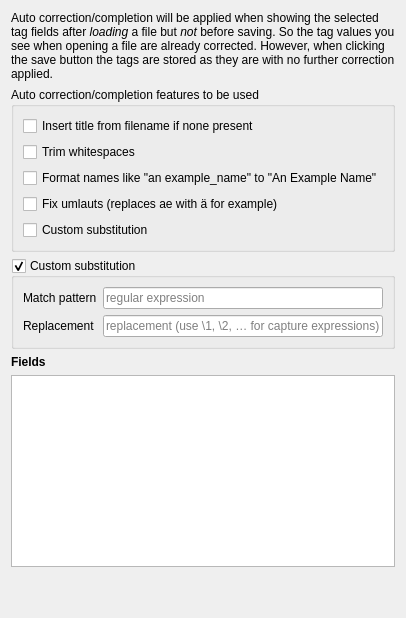
Martchus/tageditor, file gui/editorautocorrectionoptionpage.ui: the form before one commit.
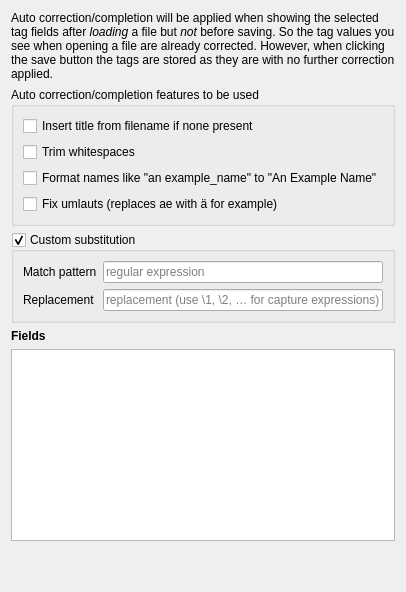
The form after the commit.

Commit message: Remove "Custom substitution" checkbox (group checkbox is used instead)

```diff
--- a/gui/editorautocorrectionoptionpage.ui
+++ b/gui/editorautocorrectionoptionpage.ui
@@ -53,13 +53,6 @@
         </property>
        </widget>
       </item>
-      <item>
-       <widget class="QCheckBox" name="customSubstitutionCheckBox">
-        <property name="text">
-         <string>Custom substitution</string>
-        </property>
-       </widget>
-      </item>
      </layout>
     </widget>
    </item>
```
